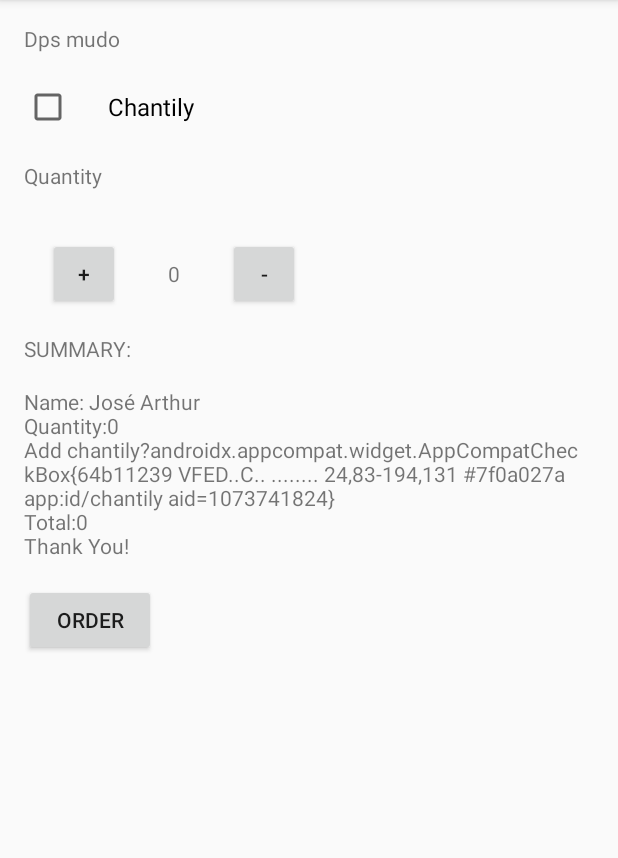
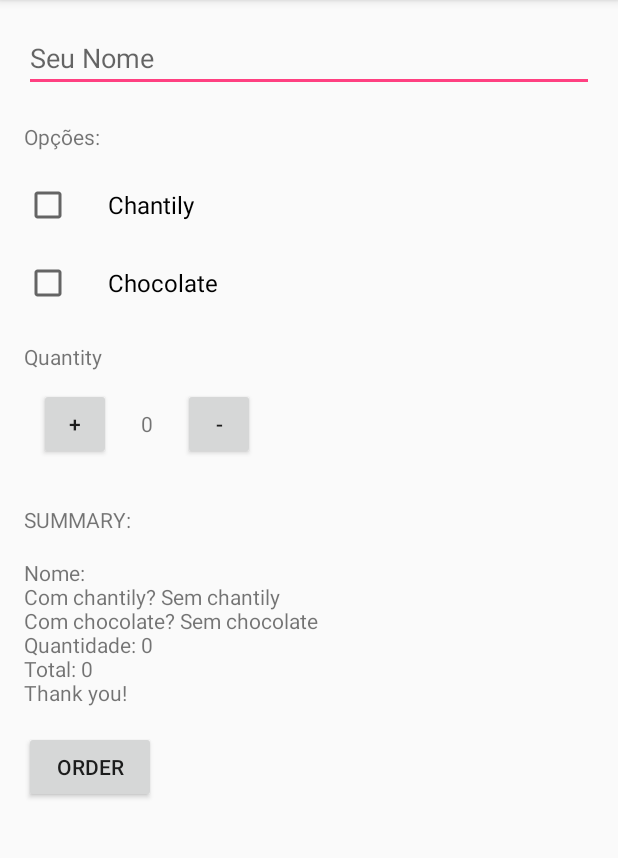
Before and after one commit to arrthur/androidstudyjams, an Android app: the screen it shows after launch (MainActivity), after a tap on "ORDER", on a phone screen of 412 x 824 dp, the part 84-942 px from its top. Run offline under Robolectric (Android 15) with nearby library versions, the phone set to English and light mode, and no system bars; 4 statements that could not run were skipped.

Commit message:
Inputs, price, checkbox etc

```diff
--- a/MyApplication/app/src/main/java/com/example/adminjta/myapplication/MainActivity.java
+++ b/MyApplication/app/src/main/java/com/example/adminjta/myapplication/MainActivity.java
@@ -2,8 +2,10 @@ package com.example.adminjta.myapplication;
 import android.net.Uri;
 import android.os.Bundle;
 import android.support.v7.app.ActionBarActivity;
+import android.util.Log;
 import android.view.View;
 import android.widget.CheckBox;
+import android.widget.EditText;
 import android.widget.TextView;
 
 import com.google.android.gms.appindexing.Action;
@@ -17,6 +19,13 @@ import java.text.NumberFormat;
  */
 public class MainActivity extends ActionBarActivity {
     int quantity = 0;
+    int price = 0;
+    String ptChocolate = "";
+    String ptChantily = "";
+    String urName = "";
+
+
+
     /**
      * ATTENTION: This was auto-generated to implement the App Indexing API.
      * See https://g.co/AppIndexing/AndroidStudio for more information.
@@ -36,25 +45,52 @@ public class MainActivity extends ActionBarActivity {
      * This method is called when the order button is clicked.
      */
     public void submitOrder(View view) {
-        CheckBox hasChantily = (CheckBox) findViewById(R.id.chantily);
-
-        displayMessage(createOrderSummary(calculatePrice(), hasChantily));
+        EditText name = (EditText) findViewById(R.id.urname);
+        urName = name.getText().toString();
+        calculatePrice();
+        SetCheckBoxs(view);
+        displayMessage(createOrderSummary());
 
     }
 
-    public String createOrderSummary(int price, CheckBox chantily){
-        return "Name: José Arthur"+
-                "\nQuantity:"+quantity+
-                "\nAdd chantily?"+chantily+
-                "\nTotal:"+price+
-                "\nThank You!";
+    public void SetCheckBoxs(View view){
+        CheckBox chantily = (CheckBox) findViewById(R.id.chantily);
+        CheckBox chocolate = (CheckBox) findViewById(R.id.chocolate);
+        boolean hasChantily = chantily.isChecked();
+        boolean hasChocolate = chocolate.isChecked();
+        if (hasChantily){
+            ptChantily = "Com chantily";
+            price += 2;
+        }
+        else{
+            ptChantily = "Sem chantily";
+        }
+        if (hasChocolate){
+            ptChocolate = "Com Chocolate";
+            price += 5;
+        }
+        else {
+            ptChocolate = "Sem chocolate";
+        }
+
+    }
+
+    public String createOrderSummary(){
+        String summaryMessage = "Nome: " + urName;
+        summaryMessage+="\nCom chantily? " + ptChantily;
+        summaryMessage+="\nCom chocolate? " + ptChocolate;
+        summaryMessage+="\nQuantidade: " + quantity;
+        summaryMessage+="\nTotal: " + price;
+        summaryMessage+="\nThank you!";
+
+        return summaryMessage;
     }
     /**
      * Calculates the price of the order.
      *
      */
-    private int calculatePrice() {
-        return quantity * 5;
+    private void calculatePrice() {
+        price = quantity * 5;
     }
 
     /**
--- a/MyApplication/app/src/main/res/layout/activity_main.xml
+++ b/MyApplication/app/src/main/res/layout/activity_main.xml
@@ -1,20 +1,34 @@
 <?xml version="1.0" encoding="utf-8"?>
-<LinearLayout
+<ScrollView
+    tools:context="com.example.adminjta.justjava.MainActivity"
     xmlns:android="http://schemas.android.com/apk/res/android"
     xmlns:tools="http://schemas.android.com/tools"
+    android:layout_height="match_parent"
+    android:layout_width="match_parent">
+
+    <LinearLayout
         android:layout_width="match_parent"
         android:layout_height="match_parent"
         android:paddingLeft="@dimen/activity_horizontal_margin"
         android:paddingRight="@dimen/activity_horizontal_margin"
         android:paddingTop="@dimen/activity_vertical_margin"
         android:paddingBottom="@dimen/activity_vertical_margin"
-    tools:context="com.example.adminjta.justjava.MainActivity"
         android:orientation="vertical">
 
+        <EditText
+            android:id="@+id/urname"
+            android:layout_width="match_parent"
+            android:layout_height="wrap_content"
+            android:hint="Seu Nome"
+            android:inputType="textCapSentences"
+
+            />
+
         <TextView
+            android:layout_marginTop="20dp"
             android:layout_width="wrap_content"
             android:layout_height="wrap_content"
-        android:text="Dps mudo"/>
+            android:text="Opções:"/>
         <CheckBox
             android:id="@+id/chantily"
             android:layout_width="wrap_content"
@@ -23,24 +37,32 @@
             android:textSize="16sp"
             android:layout_marginTop="20dp"
             android:paddingLeft="24dp"/>
+        <CheckBox
+            android:id="@+id/chocolate"
+            android:layout_width="wrap_content"
+            android:layout_height="wrap_content"
+            android:text="Chocolate"
+            android:textSize="16sp"
+            android:layout_marginTop="20dp"
+            android:paddingLeft="24dp"/>
         <TextView
             android:text="Quantity"
-        android:layout_marginTop="20dp"
-        android:layout_marginBottom="16dp"
+            android:layout_marginTop="23dp"
+            android:layout_marginBottom="1dp"
             android:layout_width="wrap_content"
             android:layout_height="wrap_content"
             />
         <LinearLayout
+            android:layout_marginBottom="20dp"
             android:layout_width="wrap_content"
             android:layout_height="wrap_content"
             android:orientation="horizontal">
-
 
             <Button
             android:layout_width="48dp"
             android:layout_height="48dp"
             android:text="+"
-        android:layout_margin="16dp"
+            android:layout_margin="10dp"
             android:onClick="increment"
 
             />
@@ -50,14 +72,15 @@
             android:layout_width="wrap_content"
             android:layout_height="wrap_content"
             android:id="@+id/quantity_text_view"
-        android:layout_margin="16dp"
+            android:layout_margin="10dp"
             />
         <Button
             android:layout_width="48dp"
             android:layout_height="48dp"
             android:text="-"
-        android:layout_margin="16dp"
+            android:layout_margin="10dp"
             android:onClick="decrement"
+
             />
         </LinearLayout>
         <TextView
@@ -82,3 +105,5 @@
             android:onClick="submitOrder"/>
 
     </LinearLayout>
+
+</ScrollView>
```
Lines whose indentation alone changed are shown as unchanged.
